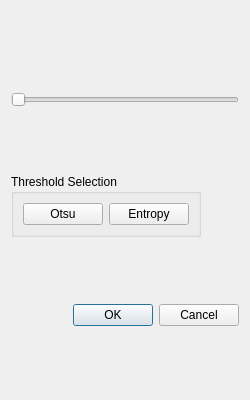
Above: ui/BinaryImageDialog.ui from lastland/ImageProcessor before the change. Below: the same form after it.
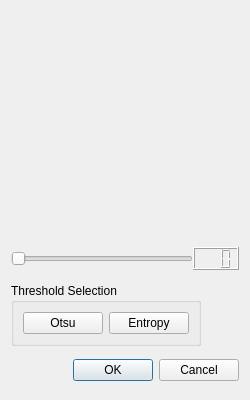
That is the form after the change.

The edit to the form file:
```diff
--- a/ui/BinaryImageDialog.ui
+++ b/ui/BinaryImageDialog.ui
@@ -28,13 +28,27 @@
      <property name="sizeHint" stdset="0">
       <size>
        <width>229</width>
-       <height>20</height>
+       <height>229</height>
       </size>
      </property>
     </spacer>
    </item>
    <item row="1" column="0">
+    <layout class="QHBoxLayout" name="horizontalLayout_2">
+     <property name="spacing">
+      <number>0</number>
+     </property>
+     <property name="sizeConstraint">
+      <enum>QLayout::SetMaximumSize</enum>
+     </property>
+     <item>
     <widget class="QSlider" name="thresholdSlider">
+       <property name="sizePolicy">
+        <sizepolicy hsizetype="Expanding" vsizetype="Fixed">
+         <horstretch>0</horstretch>
+         <verstretch>0</verstretch>
+        </sizepolicy>
+       </property>
      <property name="maximum">
       <number>255</number>
      </property>
@@ -43,6 +57,21 @@
      </property>
     </widget>
    </item>
+     <item>
+      <widget class="QLCDNumber" name="thresholdDisplayer">
+       <property name="sizePolicy">
+        <sizepolicy hsizetype="Minimum" vsizetype="Fixed">
+         <horstretch>0</horstretch>
+         <verstretch>0</verstretch>
+        </sizepolicy>
+       </property>
+       <property name="digitCount">
+        <number>3</number>
+       </property>
+      </widget>
+     </item>
+    </layout>
+   </item>
    <item row="2" column="0">
     <widget class="QGroupBox" name="groupBox">
      <property name="sizePolicy">
```
Left out of the diff: 16 changed lines with no effect on the pictures. Lines whose indentation alone changed are shown as unchanged.
